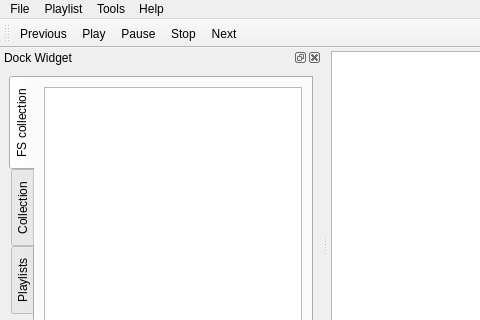
ksv1986/qsmmp, file mainwindow.ui: the form before one commit; both pictures show x 0 to 480 and y 0 to 320 of the 726 by 463 pixel window.
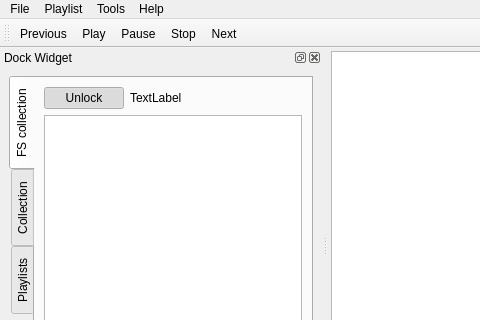
The form after the commit. Icons and pictures are not drawn. Custom widgets are drawn as their Qt base class.

Commit message: Added ability to choose root fs collection path in place

```diff
--- a/mainwindow.ui
+++ b/mainwindow.ui
@@ -124,6 +124,9 @@
     <layout class="QGridLayout" name="gridLayout_2">
      <item row="0" column="0">
       <widget class="QTabWidget" name="tabWidget">
+       <property name="enabled">
+        <bool>true</bool>
+       </property>
        <property name="tabPosition">
         <enum>QTabWidget::West</enum>
        </property>
@@ -137,9 +140,45 @@
         <attribute name="title">
          <string>FS collection</string>
         </attribute>
-        <layout class="QGridLayout" name="gridLayout_3">
-         <item row="0" column="0">
+        <layout class="QVBoxLayout" name="verticalLayout">
+         <item>
+          <layout class="QHBoxLayout" name="horizontalLayout">
+           <item>
+            <widget class="QPushButton" name="lockButton">
+             <property name="text">
+              <string>Unlock</string>
+             </property>
+             <property name="checkable">
+              <bool>true</bool>
+             </property>
+             <property name="checked">
+              <bool>true</bool>
+             </property>
+            </widget>
+           </item>
+           <item>
+            <widget class="QLabel" name="fsCollectionPathLabel">
+             <property name="sizePolicy">
+              <sizepolicy hsizetype="Expanding" vsizetype="Preferred">
+               <horstretch>0</horstretch>
+               <verstretch>0</verstretch>
+              </sizepolicy>
+             </property>
+             <property name="text">
+              <string>TextLabel</string>
+             </property>
+            </widget>
+           </item>
+          </layout>
+         </item>
+         <item>
           <widget class="MyTreeView" name="treeView">
+           <property name="sizePolicy">
+            <sizepolicy hsizetype="Expanding" vsizetype="Expanding">
+             <horstretch>0</horstretch>
+             <verstretch>0</verstretch>
+            </sizepolicy>
+           </property>
            <property name="editTriggers">
             <set>QAbstractItemView::NoEditTriggers</set>
            </property>
```
The commit also changes 3 other files.
